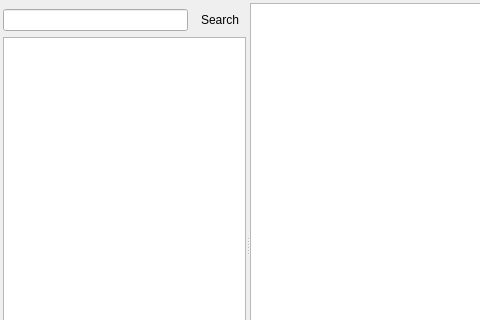
First picture: the form in src/plugins/messagearchiver/archiveviewwindow.ui, repository vacuum-im/vacuum-im, before the edit; both pictures show x 0 to 480 and y 0 to 320 of the 774 by 508 pixel window.
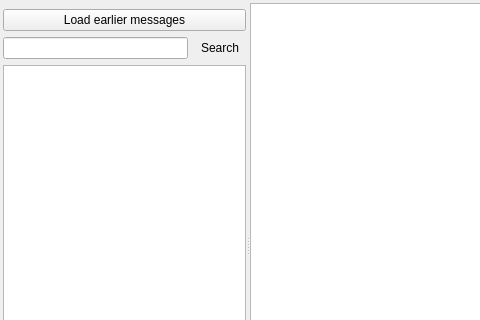
Second picture: the form after the edit. Custom widgets are drawn as their Qt base class.

Patch:
```diff
--- a/src/plugins/messagearchiver/archiveviewwindow.ui
+++ b/src/plugins/messagearchiver/archiveviewwindow.ui
@@ -44,6 +44,13 @@
           </property>
          </widget>
         </item>
+        <item>
+         <widget class="QPushButton" name="pbtLoadEarlierMessages">
+          <property name="text">
+           <string>Load earlier messages</string>
+          </property>
+         </widget>
+        </item>
         <item>
          <widget class="QWidget" name="wdtArchiveSearch" native="true">
           <layout class="QHBoxLayout" name="horizontalLayout_3">
```
Left out of the diff: 4 changed lines with no effect on the pictures.
